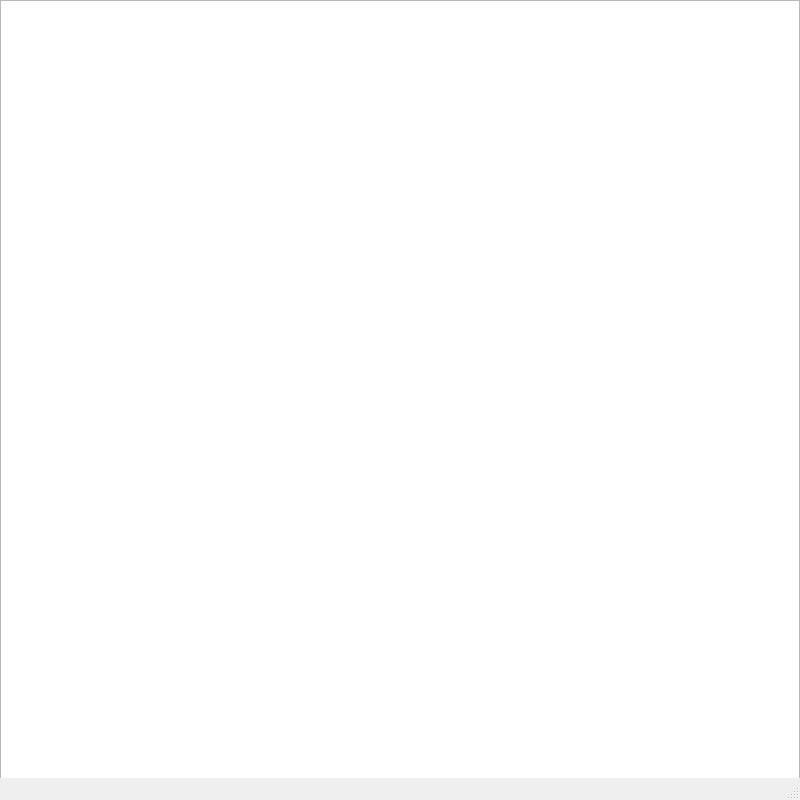
W3SS/chess-qt, file gamewindow.ui: the form before one commit.
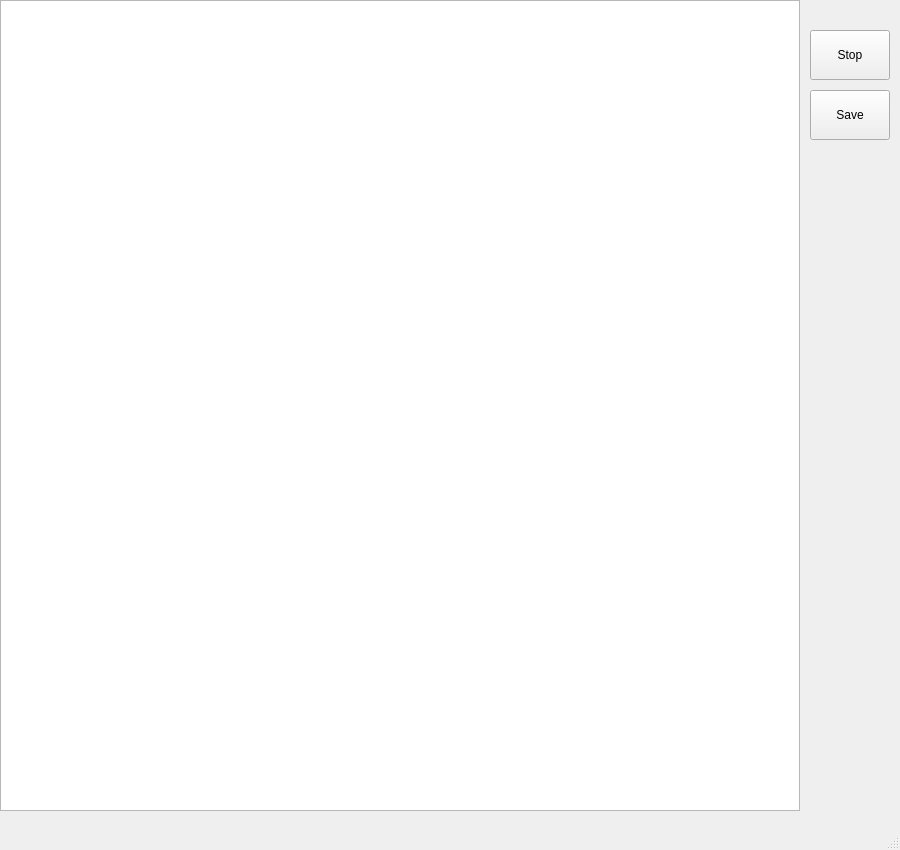
The form after the commit.

```diff
--- a/gamewindow.ui
+++ b/gamewindow.ui
@@ -6,8 +6,8 @@
    <rect>
     <x>0</x>
     <y>0</y>
-    <width>800</width>
-    <height>800</height>
+    <width>900</width>
+    <height>850</height>
    </rect>
   </property>
   <property name="sizePolicy">
@@ -24,8 +24,8 @@
   </property>
   <property name="maximumSize">
    <size>
-    <width>800</width>
-    <height>800</height>
+    <width>900</width>
+    <height>850</height>
    </size>
   </property>
   <property name="baseSize">
@@ -44,8 +44,40 @@
       <x>0</x>
       <y>0</y>
       <width>800</width>
-      <height>800</height>
+      <height>811</height>
      </rect>
+    </property>
+    <property name="maximumSize">
+     <size>
+      <width>800</width>
+      <height>811</height>
+     </size>
+    </property>
+   </widget>
+   <widget class="QPushButton" name="save_Button">
+    <property name="geometry">
+     <rect>
+      <x>810</x>
+      <y>90</y>
+      <width>80</width>
+      <height>50</height>
+     </rect>
+    </property>
+    <property name="text">
+     <string>Save</string>
+    </property>
+   </widget>
+   <widget class="QPushButton" name="stop_Button">
+    <property name="geometry">
+     <rect>
+      <x>810</x>
+      <y>30</y>
+      <width>80</width>
+      <height>50</height>
+     </rect>
+    </property>
+    <property name="text">
+     <string>Stop</string>
     </property>
    </widget>
   </widget>
```
Left out of the diff: 23 changed lines with no effect on the pictures.
